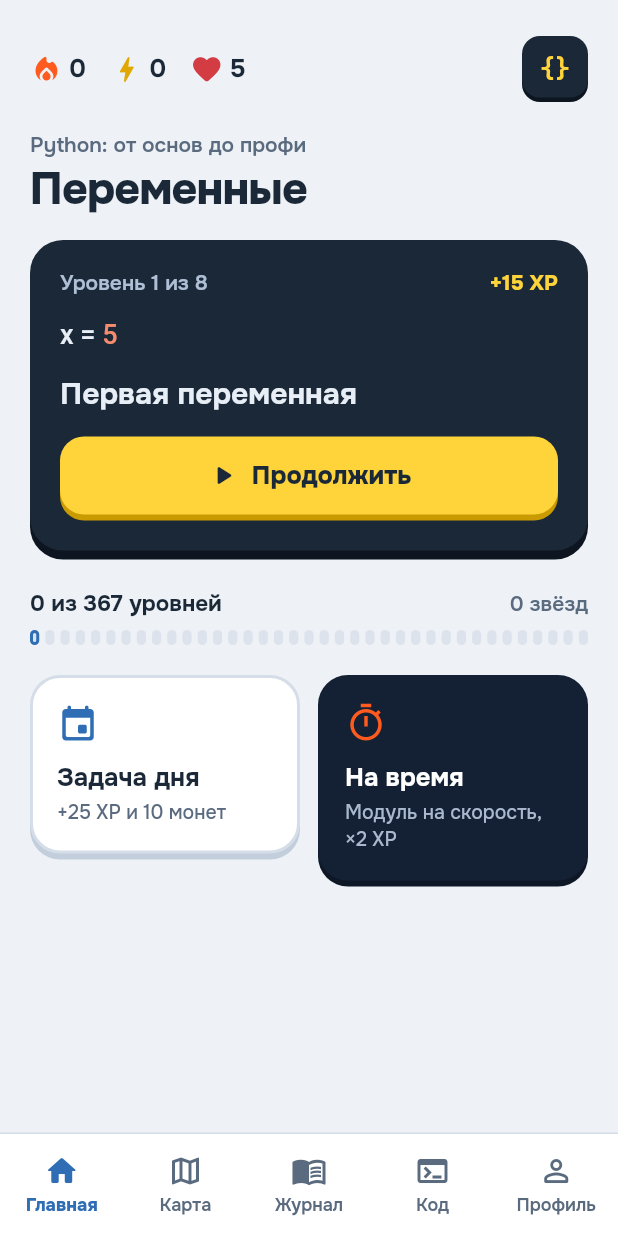
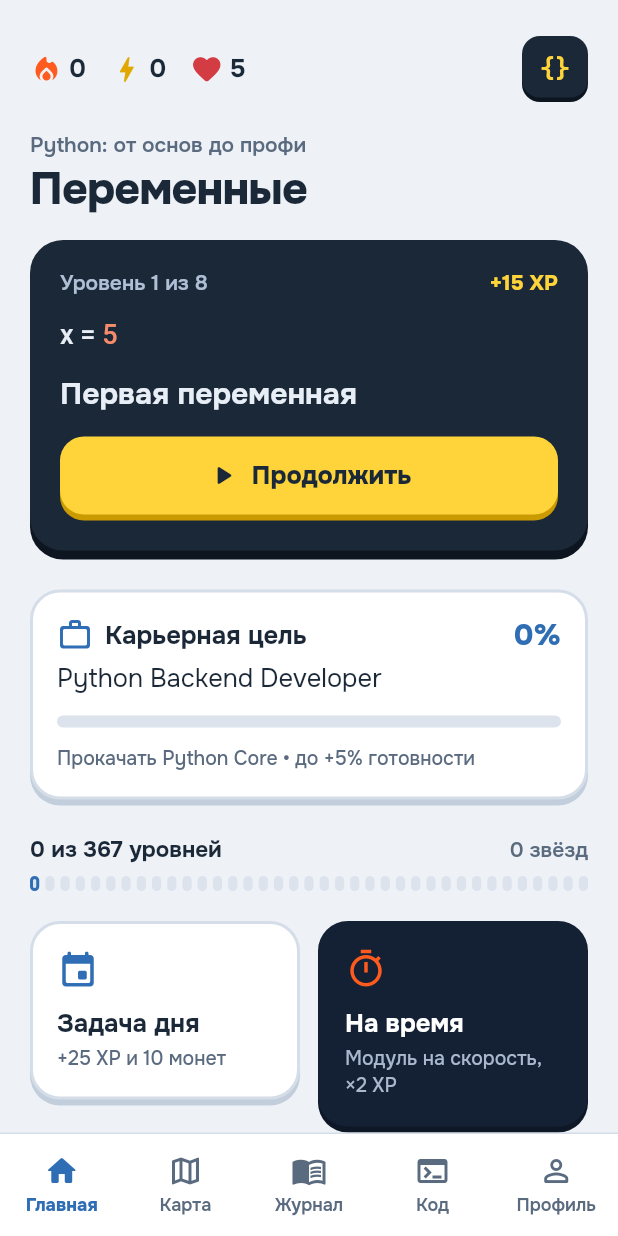
Before and after one commit to pazzia/Bytecraft-World-Career, a Flutter app: the HomeScreen screen opened by its route, on a phone screen of 412 x 824 dp. Run offline on Flutter 3.47's test engine with Material 3 defaults, Android fonts, the phone set to English and light mode, and no system bars; our stand-ins replace dio, flutter_riverpod, go_router, shared_preferences, webview_flutter; accounts and stored records are empty.

Commit message:
Career: surface readiness on home

```diff
--- a/lib/features/home/presentation/home_screen.dart
+++ b/lib/features/home/presentation/home_screen.dart
@@ -15,6 +15,8 @@ import '../../../shared/widgets/async_value_view.dart';
 import '../../../shared/widgets/code_block.dart';
 import '../../../shared/widgets/keycap.dart';
 import '../../../shared/widgets/stat_badges.dart';
+import '../../career/domain/career_dashboard.dart';
+import '../../career/presentation/career_providers.dart';
 import '../../daily_challenge/domain/daily_challenge.dart';
 import '../../journal/presentation/journal_providers.dart';
 import '../../learning_map/domain/learning_map_model.dart';
@@ -29,6 +31,7 @@ class HomeScreen extends ConsumerWidget {
   @override
   Widget build(BuildContext context, WidgetRef ref) {
     final home = ref.watch(homeViewModelProvider);
+    final career = ref.watch(careerDashboardProvider).value;
     final dueReviews = ref.watch(dueReviewCountProvider).value ?? 0;
     final timedEnabled =
         ref.watch(featureFlagsProvider).isEnabled(FeatureFlag.timedRuns);
@@ -51,6 +54,13 @@ class HomeScreen extends ConsumerWidget {
                 _Hud(vm: vm),
                 const SizedBox(height: Spacing.xl),
                 _NextLevelBoard(vm: vm),
+                if (career != null) ...[
+                  const SizedBox(height: Spacing.xl),
+                  _CareerTile(
+                    vm: career,
+                    onTap: () => context.push(Routes.career),
+                  ),
+                ],
                 const SizedBox(height: Spacing.xl),
                 if (dueReviews > 0) ...[
                   _ReviewTile(
@@ -223,6 +233,54 @@ class _NextLevelBoard extends StatelessWidget {
   }
 }
 
+class _CareerTile extends StatelessWidget {
+  const _CareerTile({required this.vm, required this.onTap});
+
+  final CareerDashboard vm;
+  final VoidCallback onTap;
+
+  @override
+  Widget build(BuildContext context) {
+    final textTheme = Theme.of(context).textTheme;
+    final game = context.gameColors;
+    final next = vm.actions.isEmpty ? null : vm.actions.first;
+    return AppCard(
+      onTap: onTap,
+      semanticLabel: 'Карьерная готовность ${vm.readiness} процентов',
+      child: Column(
+        crossAxisAlignment: CrossAxisAlignment.start,
+        children: [
+          Row(
+            children: [
+              Icon(Icons.work_outline_rounded, color: Theme.of(context).colorScheme.primary),
+              const SizedBox(width: Spacing.sm),
+              Expanded(child: Text('Карьерная цель', style: textTheme.titleMedium)),
+              Text(
+                '${vm.readiness}%',
+                style: textTheme.titleLarge?.copyWith(
+                  color: Theme.of(context).colorScheme.primary,
+                  fontWeight: FontWeight.w900,
+                ),
+              ),
+            ],
+          ),
+          const SizedBox(height: Spacing.xs),
+          Text(vm.targetTitle, style: textTheme.bodyLarge),
+          const SizedBox(height: Spacing.md),
+          AppProgressBar(value: vm.readiness / 100, height: 8),
+          if (next != null) ...[
+            const SizedBox(height: Spacing.md),
+            Text(
+              '${next.title} • до +${next.estimatedGain}% готовности',
+              style: textTheme.bodySmall?.copyWith(color: game.textMuted),
+            ),
+          ],
+        ],
+      ),
+    );
+  }
+}
+
 class _CourseProgress extends StatelessWidget {
   const _CourseProgress({required this.map});
 
```
